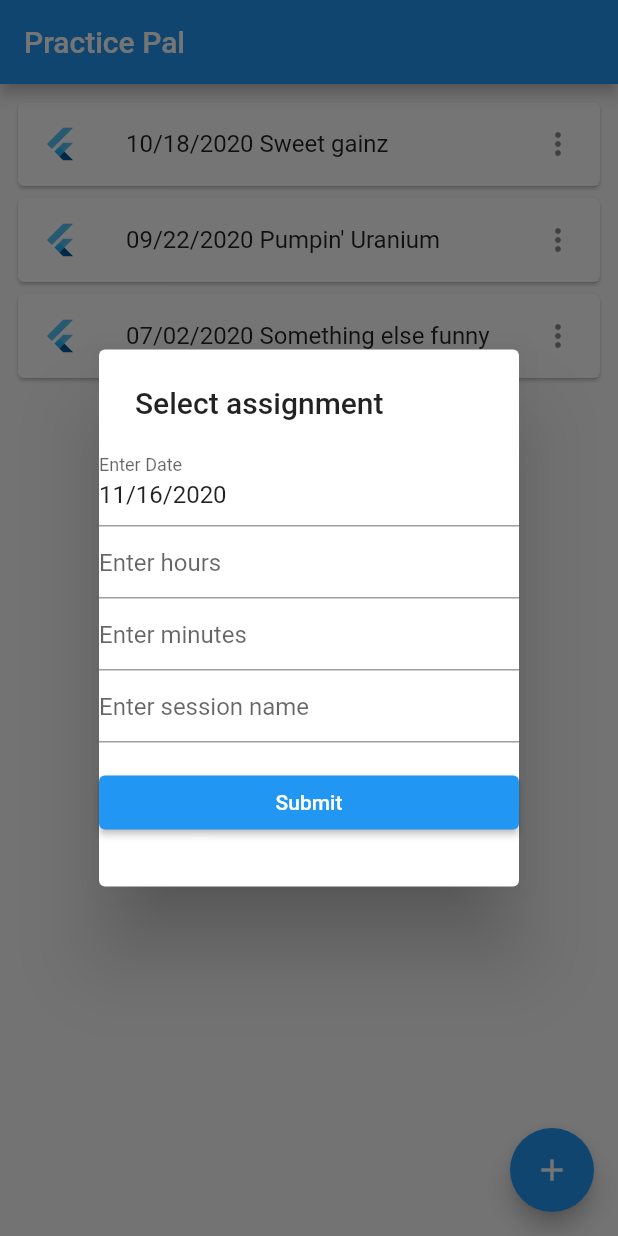
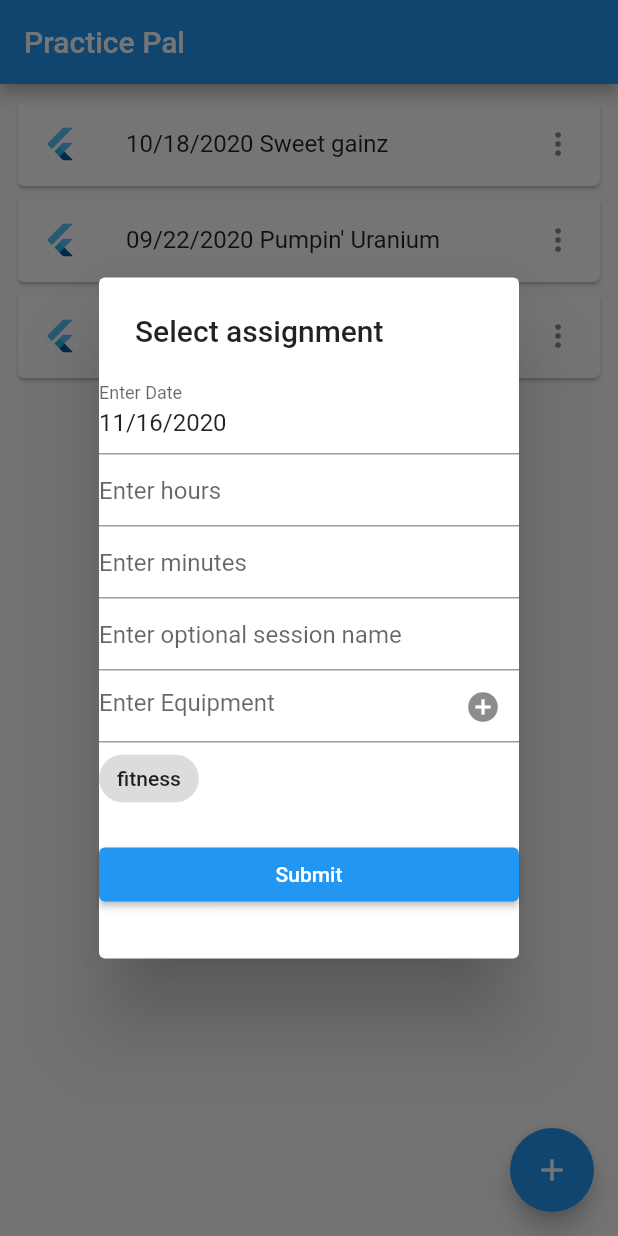
Before and after one commit to alexpereyra/practice_pal, a Flutter app: the screen it shows after launch, after a tap on the "add" icon, on a phone screen of 412 x 824 dp. Run offline on Flutter 3.47's test engine with Material 2 defaults, Android fonts, the phone set to English and light mode, and no system bars.

Commit message:
Added equipment tags, not saved yet

```diff
--- a/PracticePal/lib/main.dart
+++ b/PracticePal/lib/main.dart
@@ -54,11 +54,13 @@ class Session {
     Session({
       this.name,
       this.date,
+      this.dur,
       // this.hasVideo = false,
     });
 
     String name;
     DateTime date;
+    Duration dur;
     // bool hasVideo;
   }
 
@@ -67,16 +69,21 @@ class _MyHomePageState extends State<MyHomePage> {
   List<Session> _sessions = <Session>[Session(name: "Sweet gainz", date: new DateTime.utc(2020, 10, 18)),
                                       Session(name: "Pumpin' Uranium", date: new DateTime.utc(2020, 9, 22)),
                                       Session(name: "Something else funny", date: new DateTime.utc(2020, 7, 2))];
+  List<String> _tags = <String>["fitness"];
 
   // Text editing controllers for all text fields
   TextEditingController _nameController;
+  TextEditingController _tagController;
   TextEditingController _dateController;
   TextEditingController _hourController;
   TextEditingController _minuteController;
 
+  FocusNode equipFocusNode;
+
   void initState() {
     super.initState();
     _nameController = TextEditingController();
+    _tagController = TextEditingController();
     _dateController = TextEditingController();
     _hourController = TextEditingController();
     _minuteController = TextEditingController();
@@ -84,23 +91,53 @@ class _MyHomePageState extends State<MyHomePage> {
 
   void dispose() {
     _nameController.dispose();
+    _tagController.dispose();
     _dateController.dispose();
     _hourController.dispose();
     _minuteController.dispose();
     super.dispose();
   }
 
+  List<Widget> _chipList = <Widget>[Chip(label: Text("fitness"))];
+  // List<Widget> buildChips() {
+  //   List<Widget> chips = new List();
+  //   for (var i = 0; i < _tags.length; i++) {
+  //     chips.add(
+  //       Chip(
+  //         label: Text(_tags[i]),
+  //       )
+  //     );
+  //   }
+  //   return chips;
+  // }
+  // List<Widget> _chipList = new List();
+  // _chipList = buildChips();
+
   // Callback for "plus" button
   void _addSession() async {
-    Session newSession = new Session();
+    Session newSession = new Session(name:null, date: new DateTime.now());
     final _formKey = GlobalKey<FormState>();
     final _formKey2 = GlobalKey<FormState>();
 
     await showDialog(
     context: context,
     builder: (BuildContext context) {
+      return StatefulBuilder(
+        builder: (context, setState) {
           return SimpleDialog(
             title: const Text('Select assignment'),
+            children: <Widget>[
+
+              // CupertinoTimerPicker (
+              //   key: _formKey2,
+              //   onTimerDurationChanged: (valuechanged) {
+              //     newSession.dur = valuechanged;
+              //   },
+              // ),
+              Form(
+                key: _formKey2,
+                child: Column(
+                  crossAxisAlignment: CrossAxisAlignment.start,
                   children: <Widget>[
                     InputDatePickerFormField (
                       firstDate: new DateTime(0),
@@ -108,13 +145,8 @@ class _MyHomePageState extends State<MyHomePage> {
                       initialDate: new DateTime.now(),
                       onDateSubmitted: (date) {
                         newSession.date = date;
-            }
+                      },
                     ),
-          Form(
-            key: _formKey2,
-            child: Column(
-              crossAxisAlignment: CrossAxisAlignment.start,
-              children: <Widget>[
                     TextFormField(
                       controller: _hourController,
                       decoration: const InputDecoration(
@@ -162,17 +194,48 @@ class _MyHomePageState extends State<MyHomePage> {
                     TextFormField(
                       controller: _nameController,
                       decoration: const InputDecoration(
-                    hintText: 'Enter session name',
+                        hintText: 'Enter optional session name',
                       ),
-                  validator: (value) {
-                    if (value.isEmpty) {
-                      return 'Please enter some text';
-                    }
-                    return null;
-                  },
                     ),
                   ],
                 ),
+              ),
+              TextField(
+                controller: _tagController,
+                focusNode: equipFocusNode,
+                decoration: InputDecoration(
+                  hintText: 'Enter Equipment',
+                  suffixIcon: IconButton(
+                    onPressed: () {
+                      setState(() {
+                        _chipList.add(
+                          Chip(
+                            label: Text(_tagController.text),
+                          )
+                        );
+                      });
+                      _tagController.clear();
+                      equipFocusNode.requestFocus();
+                    },
+                    icon: Icon(Icons.add_circle_outlined),
+                  ),
+                ),
+                onEditingComplete: () {
+                  setState(() {
+                    _chipList.add(
+                      Chip(
+                        label: Text(_tagController.text),
+                      )
+                    );
+                  });
+                  _tagController.clear();
+                  equipFocusNode.requestFocus();
+                },
+              ),
+              Wrap(
+                spacing: 4.0, // gap between adjacent chips
+                runSpacing: 2.0, // gap between lines
+                children:_chipList,
               ),
               Padding(
                 padding: const EdgeInsets.symmetric(vertical: 16.0),
@@ -181,7 +244,14 @@ class _MyHomePageState extends State<MyHomePage> {
                     // Validate will return true if the form is valid, or false if
                     // the form is invalid.
                     if (_formKey.currentState.validate()) {
-                  _sessions.insert(0,Session(name: _nameController.text, date: new DateTime.now()));
+                      String session_name;
+                      if (_nameController.text.isEmpty) {
+                        session_name = "Fitness Session";
+                      }
+                      else {
+                        session_name = _nameController.text;
+                      }
+                      _sessions.insert(0,Session(name: session_name, date: newSession.date));
                       Navigator.pop(context);
                     }
                   },
@@ -189,6 +259,8 @@ class _MyHomePageState extends State<MyHomePage> {
                 ),
               ),
             ],
+          );
+        },
       );
 
     });
```
Lines whose indentation alone changed are shown as unchanged.
